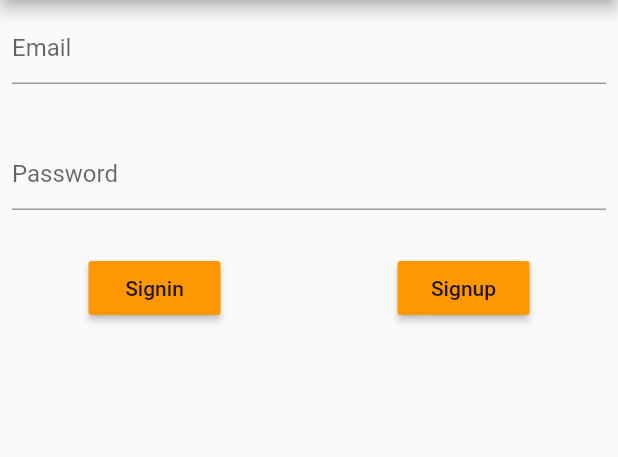
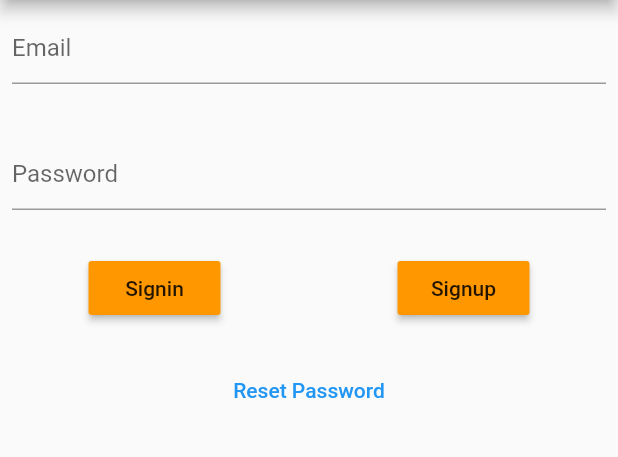
Before and after one commit to vleiswal/andy_login_app, a Flutter app: the screen it shows after launch, on a phone screen of 412 x 824 dp, the part 84-541 px from its top. Run offline on Flutter 3.47's test engine with Material 2 defaults, Android fonts, the phone set to English and light mode, and no system bars; our stand-ins replace firebase_auth, firebase_core; accounts and stored records are empty.

Commit message:
reset_password

```diff
--- a/lib/src/screens/login.dart
+++ b/lib/src/screens/login.dart
@@ -1,6 +1,7 @@
 import 'package:firebase_auth/firebase_auth.dart';
 import 'package:flutter/material.dart';
 import 'package:login_app/src/screens/home.dart';
+import 'package:login_app/src/screens/reset.dart';
 import 'package:login_app/src/screens/verify.dart';
 
 class LoginScreen extends StatefulWidget {
@@ -80,6 +81,19 @@ class _LoginScreenState extends State<LoginScreen> {
                 },
               ),
             ],
+          ),
+          SizedBox(height: 20),
+          Row(
+            mainAxisAlignment: MainAxisAlignment.center,
+            children: [
+              TextButton(
+                child: Text('Reset Password'),
+                onPressed: () {
+                  Navigator.of(context).pushReplacement(
+                      MaterialPageRoute(builder: (context) => ResetScreen()));
+                },
+              ),
+            ],
           )
         ],
       ),
```
Also changed, not shown: lib/src/screens/reset.dart (added, +58 -0 lines).
